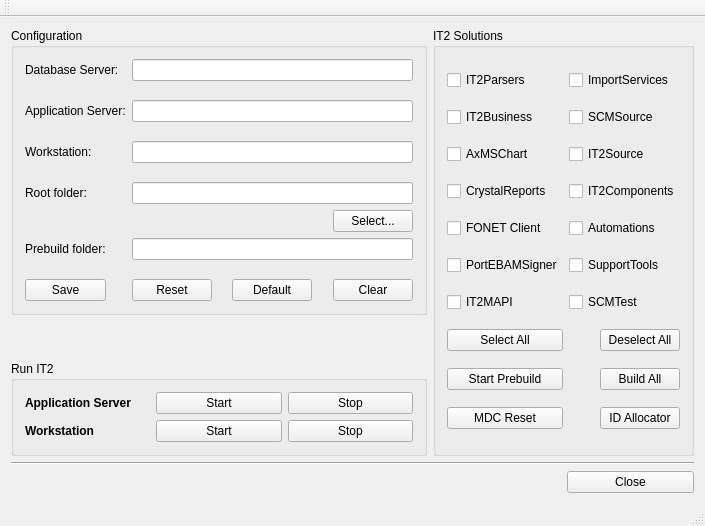
Qt form IT2QtBuildTool/IT2QtBuildTool.ui (phenixwutao/DemoCpp01) before a commit.
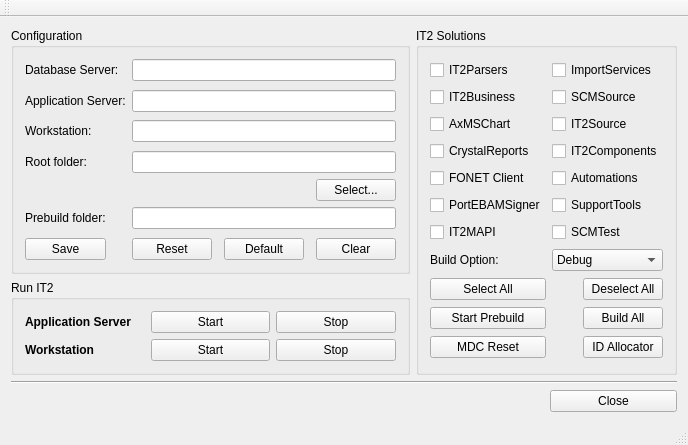
The same form after that commit.

Commit message: 378 - IT2QtBuildTool improve build script and config file

Patch:
```diff
--- a/IT2QtBuildTool/IT2QtBuildTool.ui
+++ b/IT2QtBuildTool/IT2QtBuildTool.ui
@@ -6,8 +6,8 @@
    <rect>
     <x>0</x>
     <y>0</y>
-    <width>705</width>
-    <height>526</height>
+    <width>615</width>
+    <height>445</height>
    </rect>
   </property>
   <property name="windowTitle">
@@ -272,91 +272,6 @@
        <bool>false</bool>
       </property>
       <layout class="QGridLayout" name="gridLayout_2">
-       <item row="6" column="0">
-        <widget class="QCheckBox" name="MAPICKB">
-         <property name="text">
-          <string>IT2MAPI</string>
-         </property>
-        </widget>
-       </item>
-       <item row="7" column="0">
-        <widget class="QPushButton" name="SelectAllPB">
-         <property name="text">
-          <string>Select All</string>
-         </property>
-        </widget>
-       </item>
-       <item row="9" column="1">
-        <spacer name="horizontalSpacer">
-         <property name="orientation">
-          <enum>Qt::Horizontal</enum>
-         </property>
-         <property name="sizeHint" stdset="0">
-          <size>
-           <width>40</width>
-           <height>20</height>
-          </size>
-         </property>
-        </spacer>
-       </item>
-       <item row="6" column="1" colspan="2">
-        <widget class="QCheckBox" name="SCMTestCKB">
-         <property name="text">
-          <string>SCMTest</string>
-         </property>
-        </widget>
-       </item>
-       <item row="8" column="2">
-        <widget class="QPushButton" name="BuildAllPB">
-         <property name="toolTip">
-          <string>Build all selected solutions...</string>
-         </property>
-         <property name="text">
-          <string>Build All</string>
-         </property>
-        </widget>
-       </item>
-       <item row="9" column="0">
-        <widget class="QPushButton" name="MDCResetPB">
-         <property name="text">
-          <string>MDC Reset</string>
-         </property>
-        </widget>
-       </item>
-       <item row="7" column="2">
-        <widget class="QPushButton" name="DeselectAllPB">
-         <property name="text">
-          <string>Deselect All</string>
-         </property>
-        </widget>
-       </item>
-       <item row="9" column="2">
-        <widget class="QPushButton" name="IDAllocatorPB">
-         <property name="text">
-          <string>ID Allocator</string>
-         </property>
-        </widget>
-       </item>
-       <item row="8" column="0">
-        <widget class="QPushButton" name="StartPrebuildPB">
-         <property name="text">
-          <string>Start Prebuild</string>
-         </property>
-        </widget>
-       </item>
-       <item row="8" column="1">
-        <spacer name="horizontalSpacer_4">
-         <property name="orientation">
-          <enum>Qt::Horizontal</enum>
-         </property>
-         <property name="sizeHint" stdset="0">
-          <size>
-           <width>68</width>
-           <height>20</height>
-          </size>
-         </property>
-        </spacer>
-       </item>
        <item row="0" column="0">
         <widget class="QCheckBox" name="IT2ParserCKB">
          <property name="toolTip">
@@ -367,6 +282,13 @@
          </property>
         </widget>
        </item>
+       <item row="0" column="1" colspan="2">
+        <widget class="QCheckBox" name="ImportServiceCKB">
+         <property name="text">
+          <string>ImportServices</string>
+         </property>
+        </widget>
+       </item>
        <item row="1" column="0">
         <widget class="QCheckBox" name="IT2BusinessCKB">
          <property name="text">
@@ -388,6 +310,13 @@
          </property>
         </widget>
        </item>
+       <item row="2" column="1" colspan="2">
+        <widget class="QCheckBox" name="IT2SourceCKB">
+         <property name="text">
+          <string>IT2Source</string>
+         </property>
+        </widget>
+       </item>
        <item row="3" column="0">
         <widget class="QCheckBox" name="CrystalReportCKB">
          <property name="text">
@@ -402,6 +331,13 @@
          </property>
         </widget>
        </item>
+       <item row="4" column="0">
+        <widget class="QCheckBox" name="FONETCKB">
+         <property name="text">
+          <string>FONET Client</string>
+         </property>
+        </widget>
+       </item>
        <item row="4" column="1" colspan="2">
         <widget class="QCheckBox" name="AutomationCKB">
          <property name="text">
@@ -409,20 +345,6 @@
          </property>
         </widget>
        </item>
-       <item row="4" column="0">
-        <widget class="QCheckBox" name="FONETCKB">
-         <property name="text">
-          <string>FONET Client</string>
-         </property>
-        </widget>
-       </item>
-       <item row="2" column="1" colspan="2">
-        <widget class="QCheckBox" name="IT2SourceCKB">
-         <property name="text">
-          <string>IT2Source</string>
-         </property>
-        </widget>
-       </item>
        <item row="5" column="0">
         <widget class="QCheckBox" name="EBAMCKB">
          <property name="text">
@@ -437,10 +359,109 @@
          </property>
         </widget>
        </item>
-       <item row="0" column="1" colspan="2">
-        <widget class="QCheckBox" name="ImportServiceCKB">
+       <item row="6" column="0">
+        <widget class="QCheckBox" name="MAPICKB">
          <property name="text">
-          <string>ImportServices</string>
+          <string>IT2MAPI</string>
+         </property>
+        </widget>
+       </item>
+       <item row="6" column="1" colspan="2">
+        <widget class="QCheckBox" name="SCMTestCKB">
+         <property name="text">
+          <string>SCMTest</string>
+         </property>
+        </widget>
+       </item>
+       <item row="7" column="0">
+        <widget class="QLabel" name="BuildLabel">
+         <property name="text">
+          <string>Build Option:</string>
+         </property>
+        </widget>
+       </item>
+       <item row="7" column="1" colspan="2">
+        <widget class="QComboBox" name="BuildOptionCBX">
+         <item>
+          <property name="text">
+           <string>Debug</string>
+          </property>
+         </item>
+         <item>
+          <property name="text">
+           <string>Release</string>
+          </property>
+         </item>
+        </widget>
+       </item>
+       <item row="8" column="0">
+        <widget class="QPushButton" name="SelectAllPB">
+         <property name="text">
+          <string>Select All</string>
+         </property>
+        </widget>
+       </item>
+       <item row="8" column="2">
+        <widget class="QPushButton" name="DeselectAllPB">
+         <property name="text">
+          <string>Deselect All</string>
+         </property>
+        </widget>
+       </item>
+       <item row="9" column="0">
+        <widget class="QPushButton" name="StartPrebuildPB">
+         <property name="text">
+          <string>Start Prebuild</string>
+         </property>
+        </widget>
+       </item>
+       <item row="9" column="1">
+        <spacer name="horizontalSpacer_4">
+         <property name="orientation">
+          <enum>Qt::Horizontal</enum>
+         </property>
+         <property name="sizeHint" stdset="0">
+          <size>
+           <width>68</width>
+           <height>20</height>
+          </size>
+         </property>
+        </spacer>
+       </item>
+       <item row="9" column="2">
+        <widget class="QPushButton" name="BuildAllPB">
+         <property name="toolTip">
+          <string>Build all selected solutions...</string>
+         </property>
+         <property name="text">
+          <string>Build All</string>
+         </property>
+        </widget>
+       </item>
+       <item row="10" column="0">
+        <widget class="QPushButton" name="MDCResetPB">
+         <property name="text">
+          <string>MDC Reset</string>
+         </property>
+        </widget>
+       </item>
+       <item row="10" column="1">
+        <spacer name="horizontalSpacer">
+         <property name="orientation">
+          <enum>Qt::Horizontal</enum>
+         </property>
+         <property name="sizeHint" stdset="0">
+          <size>
+           <width>40</width>
+           <height>20</height>
+          </size>
+         </property>
+        </spacer>
+       </item>
+       <item row="10" column="2">
+        <widget class="QPushButton" name="IDAllocatorPB">
+         <property name="text">
+          <string>ID Allocator</string>
          </property>
         </widget>
        </item>
@@ -560,8 +581,8 @@
     <rect>
      <x>0</x>
      <y>0</y>
-     <width>705</width>
-     <height>22</height>
+     <width>615</width>
+     <height>21</height>
     </rect>
    </property>
   </widget>
```
The commit also changes 4 other files.
